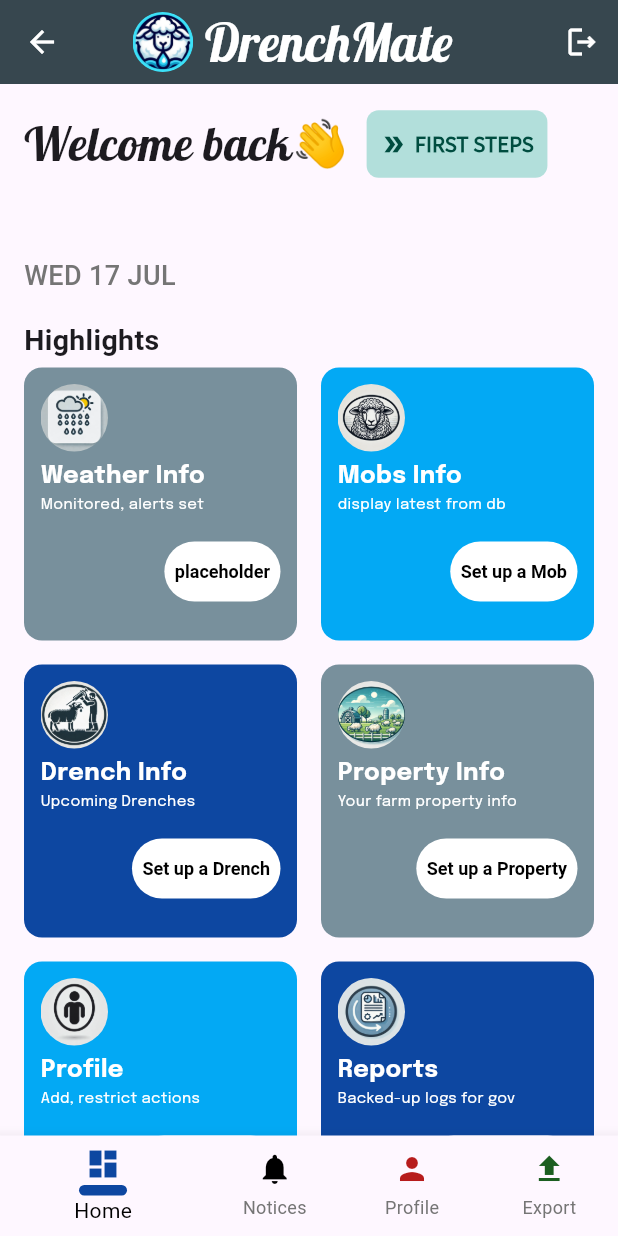
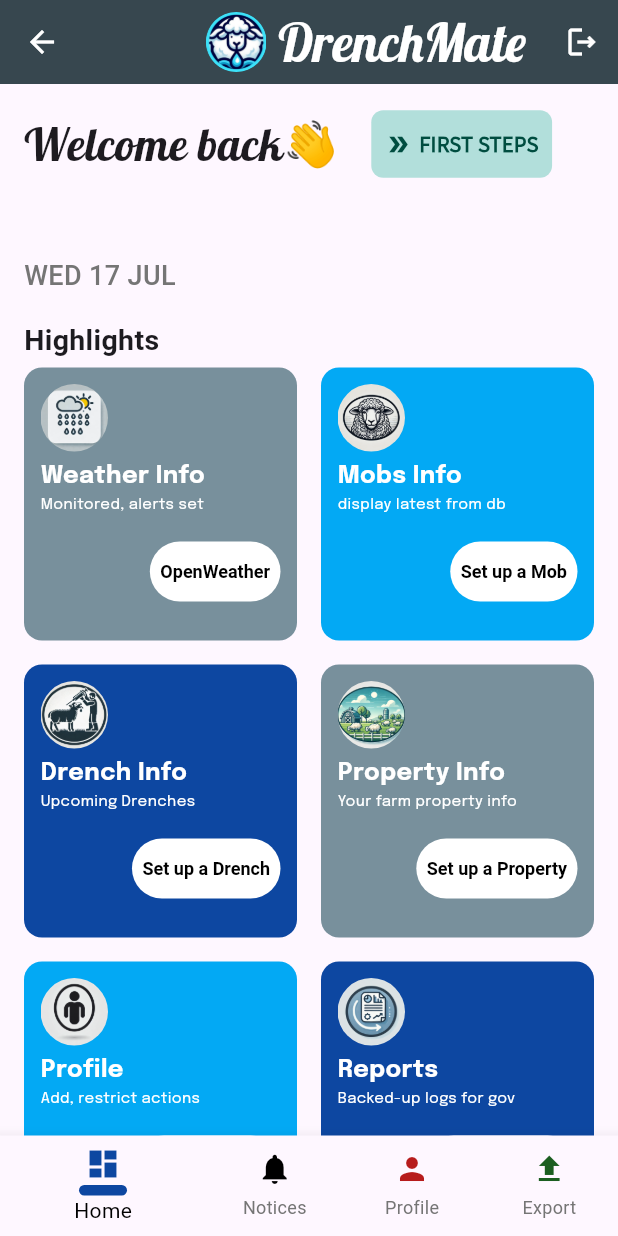
Before and after one commit to mn-nao-ren/drenchmate1017, a Flutter app: the DashboardScreen screen opened by its route, on a phone screen of 412 x 824 dp. Run offline on Flutter 3.47's test engine with Material 3 defaults, Android fonts, the phone set to English and light mode, and no system bars; our stand-ins replace bloc, cloud_firestore, firebase_auth, firebase_core, flutter_local_notifications, google_fonts and 2 more; accounts and stored records are empty.

Commit message:
fixed overflow errors, if any

```diff
--- a/lib/presentation/screens/dashboard_view.dart
+++ b/lib/presentation/screens/dashboard_view.dart
@@ -50,7 +50,7 @@ class _DashboardScreenState extends State<DashboardScreen> {
         appBar: AppBar(
           title: Row(
             children: [
-              const SizedBox(height: 40, width: 16),
+              const SizedBox(height: 40, width: 65),
               ClipOval(
                   child: Image.asset('assets/round_logo.png',
                       height: 40, width: 41)),
@@ -90,9 +90,9 @@ class _DashboardScreenState extends State<DashboardScreen> {
                     Text(
                       'Welcome back👋',
                       style: GoogleFonts.lobster(
-                          fontSize: 31, fontWeight: FontWeight.w500),
+                          fontSize: 30, fontWeight: FontWeight.w500),
                     ),
-                    const SizedBox(width: 11),
+                    const SizedBox(width: 21),
                     TextButton(
                       onPressed: () {
                         showDialog(
@@ -163,7 +163,7 @@ class _DashboardScreenState extends State<DashboardScreen> {
                         icon: 'assets/weather.png',
                         title: 'Weather Info',
                         subtitle: 'Monitored, alerts set',
-                        buttonText: 'placeholder',
+                        buttonText: 'OpenWeather',
                         onTap: () {},
                         onButtonPressed: () {},
                       ),
```
Also changed, not shown: lib/presentation/screens/drench_entry_screen.dart (+31 -13 lines).
